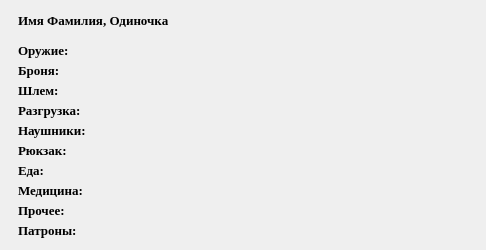
Above: lootWindow.ui from DemasMemas/Automatized_Enemy_System before the change. Below: the same form after it.
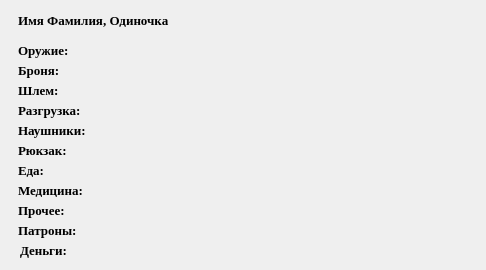
That is the form after the change.

Commit message: Добавлена генерация денег, увеличено количество запасных патронов

Diff of the .ui file:
```diff
--- a/lootWindow.ui
+++ b/lootWindow.ui
@@ -7,7 +7,7 @@
     <x>0</x>
     <y>0</y>
     <width>486</width>
-    <height>250</height>
+    <height>270</height>
    </rect>
   </property>
   <property name="font">
@@ -205,6 +205,19 @@
     <string>Прочее: </string>
    </property>
   </widget>
+  <widget class="QLabel" name="moneyLabel">
+   <property name="geometry">
+    <rect>
+     <x>20</x>
+     <y>240</y>
+     <width>450</width>
+     <height>20</height>
+    </rect>
+   </property>
+   <property name="text">
+    <string>Деньги: </string>
+   </property>
+  </widget>
  </widget>
  <resources/>
  <connections/>
```
The commit also changes 2 other files.
